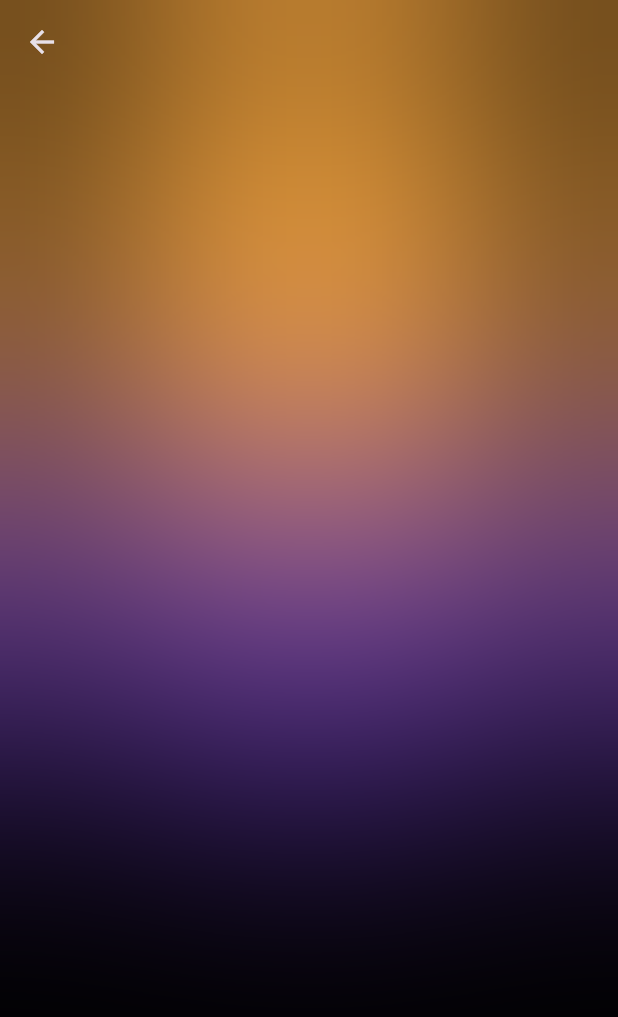
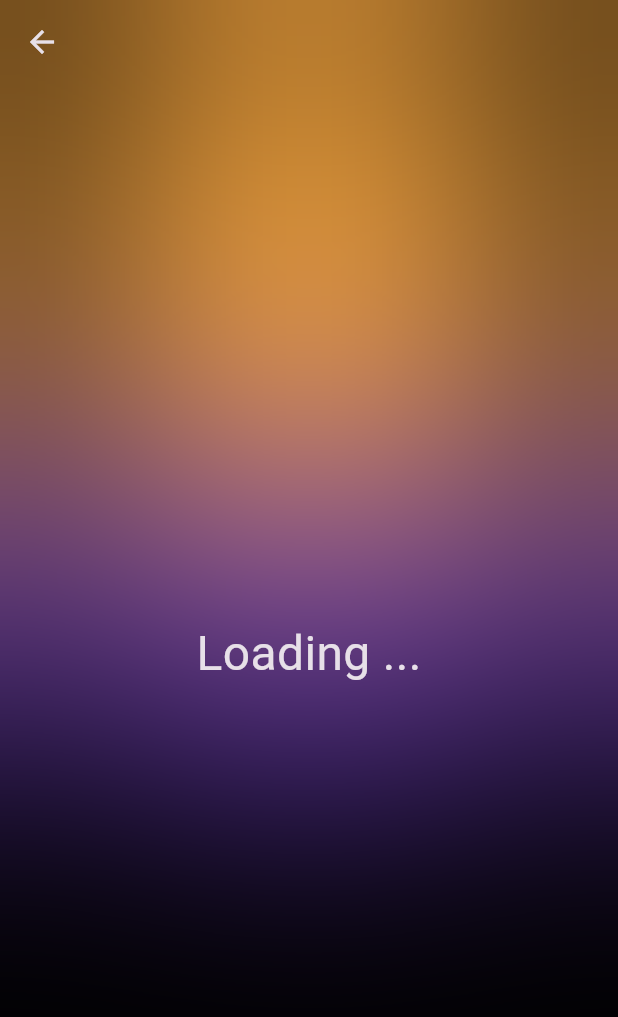
Before and after one commit to lajorr/weather_app_bloc, a Flutter app: the HomeScreen screen opened directly, on a phone screen of 412 x 824 dp. Shown: the top 1017 px of the screen. Run offline on Flutter 3.47's test engine with Material 3 defaults, Android fonts, the phone set to English and light mode, and no system bars; our stand-ins replace bloc, equatable, flutter_bloc, geolocator.

```diff
--- a/lib/features/weather/presentation/screen/home_screen.dart
+++ b/lib/features/weather/presentation/screen/home_screen.dart
@@ -104,7 +104,7 @@ class HomeScreen extends StatelessWidget {
                     } else {
                       msg = 'Good Evening';
                     }
-
+                    // main weather widgets
                     return SizedBox(
                       height: MediaQuery.of(context).size.height,
                       width: MediaQuery.of(context).size.width,
@@ -325,8 +325,20 @@ class HomeScreen extends StatelessWidget {
                         ],
                       ),
                     );
+                  } else if (state is WeatherFailure) {
+                    return const Center(
+                      child: Text(
+                        'Something Went Wrong',
+                        style: TextStyle(fontSize: 32),
+                      ),
+                    );
                   } else {
-                    return Container();
+                    return const Center(
+                      child: Text(
+                        'Loading ...',
+                        style: TextStyle(fontSize: 32),
+                      ),
+                    );
                   }
                 },
               ),
--- a/lib/main.dart
+++ b/lib/main.dart
@@ -11,7 +11,6 @@ void main() {
 class MyApp extends StatelessWidget {
   const MyApp({super.key});
 
-  // This widget is the root of your application.
   @override
   Widget build(BuildContext context) {
     return MaterialApp(
```
Also changed, not shown: lib/features/weather/data/data_providers/weather_data.dart (+5 -4 lines), lib/features/weather/data/repository/weather_repo.dart (+7 -3 lines), lib/features/weather/presentation/bloc/weather_bloc.dart (+7 -2 lines).
